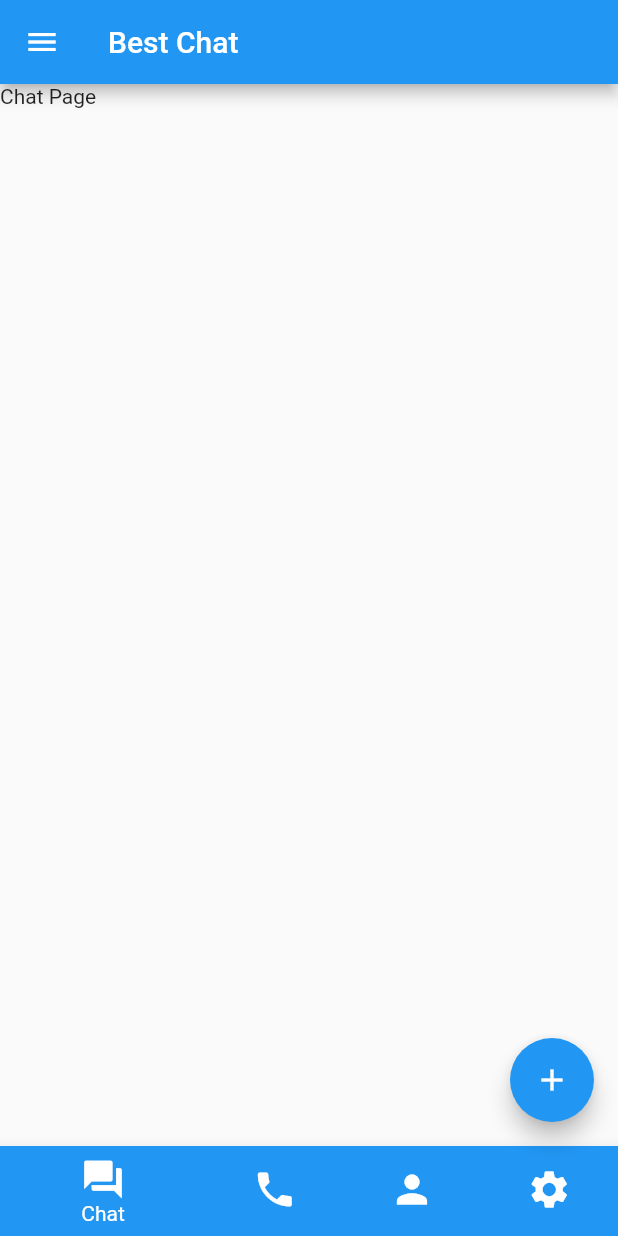
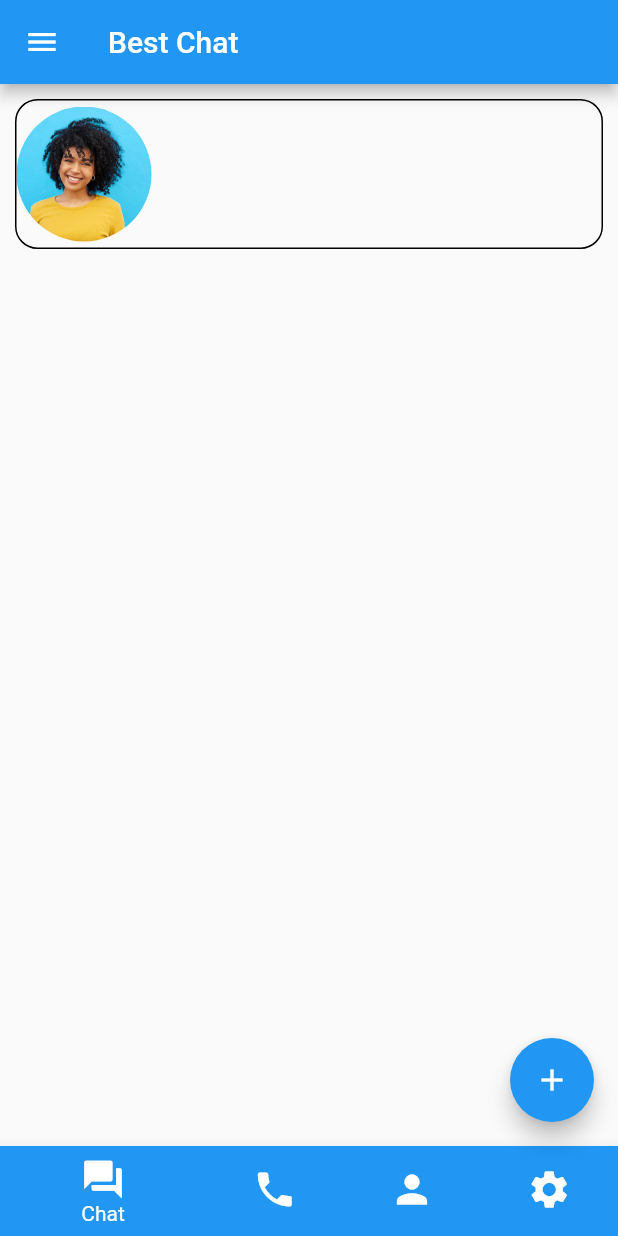
Before and after one commit to nadeeshapathiraja/flutter_chat, a Flutter app: the MainPage screen opened directly, on a phone screen of 412 x 824 dp. Run offline on Flutter 3.47's test engine with Material 2 defaults, Android fonts, the light colour scheme and no system bars; our stand-ins replace animate_do, carousel_slider, intl_phone_number_input.

Commit message:
Chat page start

```diff
--- a/lib/authentication/login_page/login_page.dart
+++ b/lib/authentication/login_page/login_page.dart
@@ -5,7 +5,7 @@ import 'package:chat_app_flutter/components/custom_header.dart';
 import 'package:chat_app_flutter/components/custom_password_field.dart';
 import 'package:chat_app_flutter/components/custom_phonenumber_input.dart';
 import 'package:chat_app_flutter/components/custom_text.dart';
-import 'package:chat_app_flutter/main_pages/call_page/call_page.dart';
+import 'package:chat_app_flutter/main.dart';
 import 'package:chat_app_flutter/utils/app_colors.dart';
 import 'package:chat_app_flutter/utils/util_functions.dart';
 import 'package:flutter/material.dart';
@@ -27,7 +27,6 @@ class _LoginPageState extends State<LoginPage> {
 
   @override
   Widget build(BuildContext context) {
-    final size = MediaQuery.of(context).size;
     return Scaffold(
       body: Column(
         children: [
@@ -81,7 +80,7 @@ class _LoginPageState extends State<LoginPage> {
                     CustomButton(
                       text: "Sign In",
                       ontap: () {
-                        utilFunction.navigateTo(context, const CallPage());
+                        utilFunction.navigateTo(context, const MainPage());
                       },
                       width: double.infinity,
                       height: 60,
--- a/lib/main.dart
+++ b/lib/main.dart
@@ -1,11 +1,9 @@
-import 'package:chat_app_flutter/authentication/login_page/login_page.dart';
 import 'package:chat_app_flutter/components/custom_text.dart';
 import 'package:chat_app_flutter/create_contact/create_contact.dart';
 import 'package:chat_app_flutter/main_pages/call_page/call_page.dart';
 import 'package:chat_app_flutter/main_pages/chat_page/chat_page.dart';
 import 'package:chat_app_flutter/main_pages/profile_page/profile_page.dart';
 import 'package:chat_app_flutter/main_pages/settings_page/settings_page.dart';
-import 'package:chat_app_flutter/splash_screen_page/splash_screen_page.dart';
 import 'package:flutter/material.dart';
 
 void main() {
@@ -24,7 +22,7 @@ class MyApp extends StatelessWidget {
         brightness: Brightness.light,
         primarySwatch: Colors.blue,
       ),
-      home: const LoginPage(),
+      home: const MainPage(),
     );
   }
 }
--- a/lib/main_pages/chat_page/chat_page.dart
+++ b/lib/main_pages/chat_page/chat_page.dart
@@ -1,3 +1,5 @@
+import 'package:chat_app_flutter/components/custom_image.dart';
+import 'package:chat_app_flutter/utils/constants.dart';
 import 'package:flutter/material.dart';
 
 class ChatPage extends StatefulWidget {
@@ -11,7 +13,28 @@ class _ChatPageState extends State<ChatPage> {
   @override
   Widget build(BuildContext context) {
     return Container(
-      child: Text("Chat Page"),
+      padding: EdgeInsets.all(10),
+      child: Container(
+        width: double.infinity,
+        height: 100,
+        child: Row(
+          children: [
+            ClipRRect(
+              borderRadius: BorderRadius.circular(1000.0),
+              child: Image.asset(
+                Constants.imageAssets("person.jpg"),
+                width: 90,
+                height: 90,
+                fit: BoxFit.cover,
+              ),
+            )
+          ],
+        ),
+        decoration: BoxDecoration(
+          border: Border.all(),
+          borderRadius: BorderRadius.circular(15),
+        ),
+      ),
     );
   }
 }
```
Also changed, not shown: assets/images/person.jpg (added).
